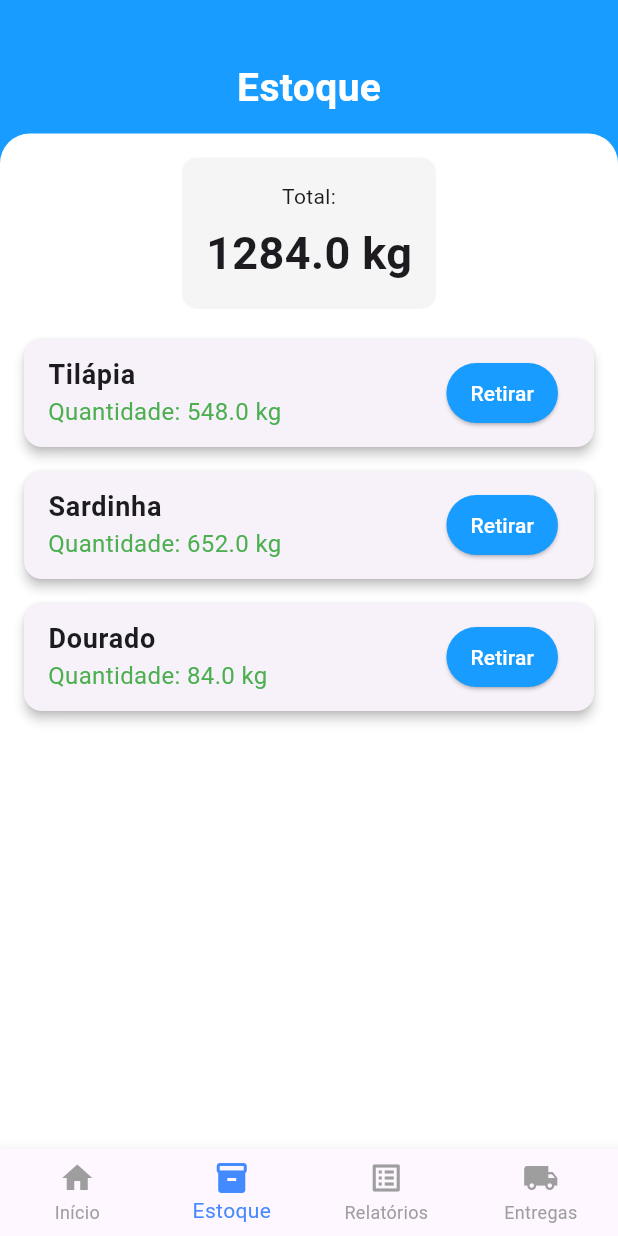
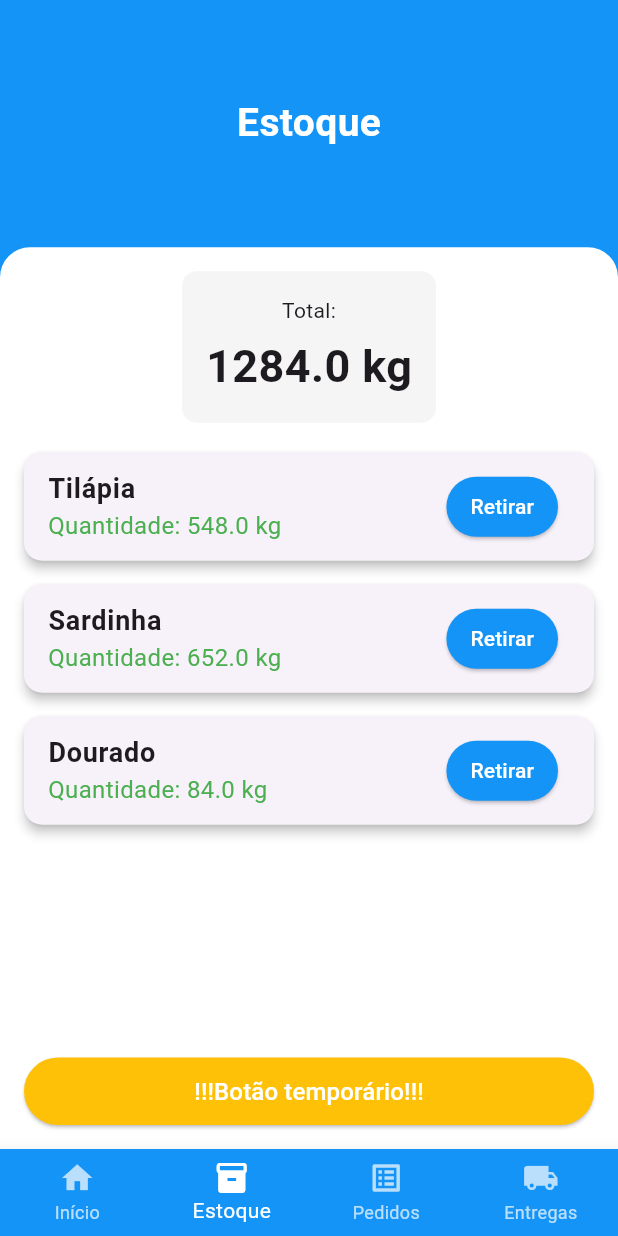
Before and after one commit to rafaelsants1/bmpescados_app, a Flutter app: the HomePage screen opened directly, after a tap on "Estoque", on a phone screen of 412 x 824 dp. Run offline on Flutter 3.47's test engine with Material 3 defaults, Android fonts, the phone set to English and light mode, and no system bars.

Commit message:
feat: Adiciona botão de voltar na UpdatePage, corrige navegação para RetiradaPage e ajusta layout da tela Estoque com espaçamento responsivo

```diff
--- a/lib/main.dart
+++ b/lib/main.dart
@@ -1,4 +1,5 @@
 import 'package:flutter/material.dart';
+import 'package:bmpescados_app/pages/dashboard_page.dart';
 import 'app.dart';
 
 void main() {
--- a/lib/pages/dashboard_page.dart
+++ b/lib/pages/dashboard_page.dart
@@ -1,4 +1,5 @@
 import 'package:bmpescados_app/pages/login_page.dart';
+import 'package:flutter/cupertino.dart';
 import 'package:bmpescados_app/pages/retirada_page.dart';
 import 'package:flutter/material.dart';
 import '../widgets/dashboard_button.dart';
@@ -56,7 +57,7 @@ class _HomePageState extends State<HomePage> {
                 Future.delayed(const Duration(seconds:2), () {
                   Navigator.push(
                     context,
-                    MaterialPageRoute(builder: (context) => LoginPage()),
+                    CupertinoPageRoute(builder: (context) => LoginPage()),
                   );
                 });
                 break;
@@ -161,7 +162,7 @@ class _HomePageState extends State<HomePage> {
                         onTap: () {
                           Navigator.push(
                             context,
-                            MaterialPageRoute(builder: (context) => RetiradaPage()),
+                            CupertinoPageRoute(builder: (context) => RetiradaPage()),
                   );
                         },
                       ),
@@ -175,7 +176,7 @@ class _HomePageState extends State<HomePage> {
                   children: [
                     Expanded(
                       child: DashboardButton(
-                        icon: Icons.bus_alert,
+                        icon: Icons.local_shipping,
                         label: 'Entregas',
                         onTap: () {
                           // Ação ao clicar
--- a/lib/pages/login_page.dart
+++ b/lib/pages/login_page.dart
@@ -1,4 +1,5 @@
 import 'package:flutter/material.dart';
+import 'package:flutter/cupertino.dart';
 import 'package:bmpescados_app/pages/dashboard_page.dart';
 
 class LoginPage extends StatefulWidget {
@@ -112,7 +113,7 @@ class _LoginPageState extends State<LoginPage> {
                         onPressed: () {
                           Navigator.pushReplacement(
                             context,
-                            MaterialPageRoute(builder: (_) => const HomePage()),
+                            CupertinoPageRoute(builder: (_) => const HomePage()),
                             );
                         },
                         style: ElevatedButton.styleFrom(
--- a/lib/pages/retirada_page.dart
+++ b/lib/pages/retirada_page.dart
@@ -1,5 +1,9 @@
+import 'package:bmpescados_app/pages/dashboard_page.dart';
 import 'package:flutter/material.dart';
+import 'package:flutter/cupertino.dart';
 import 'package:flutter/services.dart';
+import 'package:bmpescados_app/widgets/bottom_nav.dart';
+import 'package:bmpescados_app/pages/updatestock_page.dart';
 
 class RetiradaPage extends StatefulWidget {
   const RetiradaPage({super.key});
@@ -37,36 +41,15 @@ class _RetiradaPageState extends State<RetiradaPage> {
         estoque: estoque,
         onRetirar: retirarEstoque,
       ),
-      const Center(child: Text("📋 Relatórios")),
+      const Center(child: Text("📋 Pedidos")),
       const Center(child: Text("🚚 Entregas")),
     ];
 
     return Scaffold(
       body: pages[_selectedIndex],
-      bottomNavigationBar: BottomNavigationBar(
+      bottomNavigationBar: CustomBottomNav(
         currentIndex: _selectedIndex,
-        onTap: _onItemTapped,
-        selectedItemColor: Colors.blueAccent,
-        unselectedItemColor: Colors.grey,
-        type: BottomNavigationBarType.fixed,
-        items: const [
-          BottomNavigationBarItem(
-            icon: Icon(Icons.home),
-            label: 'Início',
-          ),
-          BottomNavigationBarItem(
-            icon: Icon(Icons.inventory_2),
-            label: 'Estoque',
-          ),
-          BottomNavigationBarItem(
-            icon: Icon(Icons.list_alt),
-            label: 'Relatórios',
-          ),
-          BottomNavigationBarItem(
-            icon: Icon(Icons.local_shipping),
-            label: 'Entregas',
-          ),
-        ],
+        onItemTapped: _onItemTapped,
       ),
     );
   }
@@ -87,19 +70,23 @@ class TelaEstoque extends StatelessWidget {
     final total = estoque.values.fold(0.0, (a, b) => a + b);
 
     return Scaffold(
-      backgroundColor: const Color(0xFF189CFF), // fundo azul superior
+      backgroundColor: const Color(0xFF1494F6), // fundo azul superior
       body: Column(
         children: [
-          const SizedBox(height: 40),
-          const Text(
-            'Estoque',
-            style: TextStyle(
-              fontSize: 26,
-              color: Colors.white,
-              fontWeight: FontWeight.bold,
+          SizedBox(
+            height: MediaQuery.of(context).size.height * 0.2,
+            width: double.infinity,
+            child: const Center(
+              child: Text(
+                'Estoque',
+                style: TextStyle(
+                  fontSize: 26,
+                  color: Colors.white,
+                  fontWeight: FontWeight.bold,
+                ),
+              ),
             ),
           ),
-          const SizedBox(height: 12),
           Expanded(
             child: Container(
               width: double.infinity,
@@ -153,14 +140,14 @@ class TelaEstoque extends StatelessWidget {
                             ),
                             trailing: ElevatedButton(
                               style: ElevatedButton.styleFrom(
-                                backgroundColor: const Color(0xFF189CFF),
+                                backgroundColor: const Color(0xFF1494F6),
                                 padding: const EdgeInsets.symmetric(
                                     horizontal: 16, vertical: 10),
                               ),
                               onPressed: () async {
                                 final retirada = await Navigator.push(
                                   context,
-                                  MaterialPageRoute(
+                                  CupertinoPageRoute(
                                     builder: (_) => TelaRetirar(peixe: peixe),
                                   ),
                                 );
@@ -178,6 +165,31 @@ class TelaEstoque extends StatelessWidget {
                       }).toList(),
                     ),
                   ),
+                  SizedBox(
+                    width: double.infinity,
+                    height: 45,
+                    child: ElevatedButton(
+                      onPressed: () {
+                        Navigator.push(
+                          context,
+                          CupertinoPageRoute(builder: (context) => UpdatePage())
+                          );
+                      },
+                      style: ElevatedButton.styleFrom(
+                        backgroundColor: Colors.amber,
+                        shape: RoundedRectangleBorder(
+                          borderRadius: BorderRadius.circular(25),
+                        ),
+                      ),
+                      child: const Text(
+                        '!!!Botão temporário!!!',
+                        style: TextStyle(
+                          fontSize: 16,
+                          color: Colors.white
+                        ),
+                      ),
+                      ),
+                    )
                 ],
               ),
             ),
@@ -215,7 +227,7 @@ class _TelaRetirarState extends State<TelaRetirar> {
     return Scaffold(
       appBar: AppBar(
         title: Text('Retirar ${widget.peixe}'),
-        backgroundColor: const Color(0xFF189CFF),
+        backgroundColor: const Color(0xFF1494F6),
       ),
       body: Padding(
         padding: const EdgeInsets.all(16),
@@ -244,7 +256,7 @@ class _TelaRetirarState extends State<TelaRetirar> {
               child: ElevatedButton(
                 onPressed: confirmar,
                 style: ElevatedButton.styleFrom(
-                  backgroundColor: const Color(0xFF189CFF),
+                  backgroundColor: const Color(0xFF1494F6),
                   padding: const EdgeInsets.symmetric(
                       horizontal: 40, vertical: 16),
                 ),
--- /dev/null
+++ b/lib/widgets/bottom_nav.dart
@@ -0,0 +1,72 @@
+import 'package:bmpescados_app/pages/dashboard_page.dart';
+import 'package:bmpescados_app/pages/retirada_page.dart';
+import 'package:flutter/material.dart';
+import 'package:flutter/cupertino.dart';
+
+class CustomBottomNav extends StatelessWidget {
+  final int currentIndex;
+  final Function(int) onItemTapped;
+
+  const CustomBottomNav({
+    super.key,
+    required this.currentIndex,
+    required this.onItemTapped,
+  });
+
+  void _navigate(BuildContext context, int index) {
+    switch (index) {
+      case 0:
+        Navigator.pop(
+          context,
+          CupertinoPageRoute(builder: (context) => const HomePage())
+          );
+          break;
+
+      case 1:
+        Navigator.pushReplacement(
+          context,
+          MaterialPageRoute(builder: (context) => const RetiradaPage())
+          );
+      case 2:
+        // PedidosPage()
+        break;
+      case 3:
+        // EntregasPage()
+        break;
+    }
+  }
+
+  @override
+  Widget build(BuildContext context) {
+    return BottomNavigationBar(
+      currentIndex: currentIndex,
+      onTap: (index) {
+        onItemTapped(index);
+        _navigate(context, index);
+      },
+      selectedItemColor: Colors.white,
+      unselectedItemColor: Colors.white70,
+      type: BottomNavigationBarType.fixed,
+      elevation: 10,
+      backgroundColor: const Color(0xFF1494F6),
+      items: const [
+        BottomNavigationBarItem(
+            icon: Icon(Icons.home),
+            label: 'Início',
+          ),
+          BottomNavigationBarItem(
+            icon: Icon(Icons.inventory_2),
+            label: 'Estoque',
+          ),
+          BottomNavigationBarItem(
+            icon: Icon(Icons.list_alt),
+            label: 'Pedidos',
+          ),
+          BottomNavigationBarItem(
+            icon: Icon(Icons.local_shipping),
+            label: 'Entregas',
+          ),
+      ],
+      );
+  }
+}
```
Also changed, not shown: lib/pages/updatestock_page.dart (added, +84 -0 lines).
